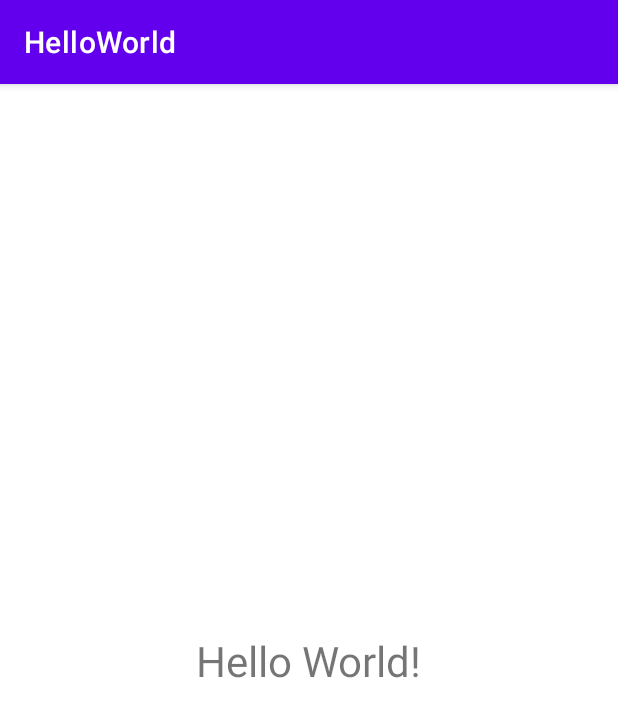
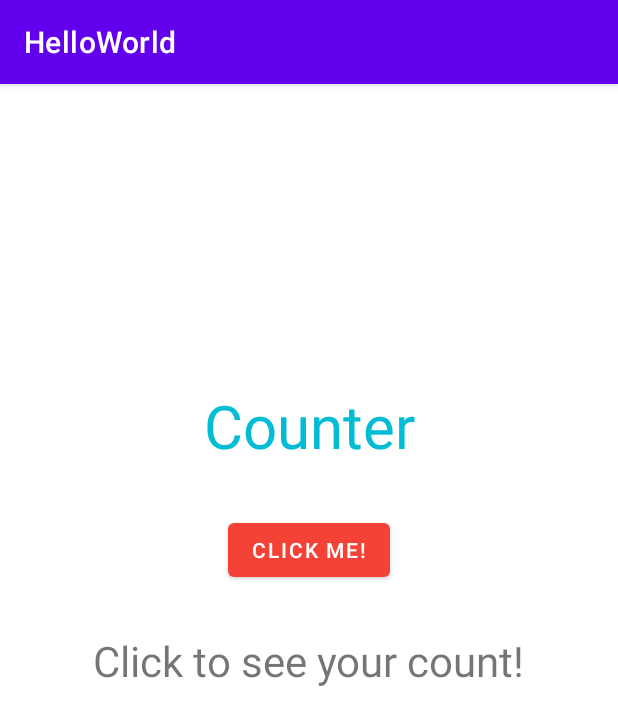
Before and after one commit to Wolfnu/CountingApp, an Android app: the screen it shows after launch (MainActivity), on a phone screen of 412 x 824 dp. Shown: the top 725 px of the screen. Run offline under Robolectric (Android 15) with nearby library versions, the phone set to English and light mode, and no system bars.

Commit message:
A Simple Counting App

```diff
--- a/app/src/main/java/com/example/helloworld/MainActivity.kt
+++ b/app/src/main/java/com/example/helloworld/MainActivity.kt
@@ -3,10 +3,26 @@ package com.example.helloworld //this is the package(collection of code) we made
 //we are importing other packages.
 import androidx.appcompat.app.AppCompatActivity //makes it compatible in different devices.
 import android.os.Bundle //contains the methods to make our app.
+import android.widget.Button // allows us to code the button.
+import android.widget.TextView // allows us to code the text view.
+import android.widget.Toast // this is reference to toast.
 
 class MainActivity : AppCompatActivity() {
     override fun onCreate(savedInstanceState: Bundle?) { //this will be called in the beginning when the screen is created, comes from Bundle import.
         super.onCreate(savedInstanceState)
         setContentView(R.layout.activity_main) // this is where our application displays something. This is what we see on the screen. 'R(res).layout.activity_main', we are displaying the screen stored in res/layout/activity_main.xml
+        //code is inside our on create (this is like the main function that the IDE runs)
+
+        // get reference to button
+        val btn_click_me = findViewById(R.id.button) as Button
+        val myTextView = findViewById(R.id.textView) as TextView
+        var timesClicked = 0
+        // set on-click listener
+        btn_click_me.setOnClickListener {
+            timesClicked++
+            myTextView.text = timesClicked.toString()
+            Toast.makeText(this@MainActivity, "You clicked me.", Toast.LENGTH_SHORT).show()
+        } // executes the code when the button is triggered.
+
     }
 }
--- a/app/src/main/res/layout/activity_main.xml
+++ b/app/src/main/res/layout/activity_main.xml
@@ -8,13 +8,49 @@
     tools:context=".MainActivity">
 
     <TextView
+        android:id="@+id/textView"
         android:layout_width="wrap_content"
         android:layout_height="wrap_content"
-        android:text="Hello World!"
+        android:text="Click to see your count!"
         android:textSize="28sp"
         app:layout_constraintBottom_toBottomOf="parent"
         app:layout_constraintLeft_toLeftOf="parent"
         app:layout_constraintRight_toRightOf="parent"
         app:layout_constraintTop_toTopOf="parent" />
 
-  </androidx.constraintlayout.widget.ConstraintLayout>
+    <Button
+        android:id="@+id/button"
+        android:layout_width="wrap_content"
+        android:layout_height="wrap_content"
+        android:layout_marginStart="151dp"
+        android:layout_marginLeft="151dp"
+        android:layout_marginTop="277dp"
+        android:layout_marginEnd="151dp"
+        android:layout_marginRight="151dp"
+        android:layout_marginBottom="22dp"
+        android:text="Click Me!"
+        app:backgroundTint="#F44336"
+        app:layout_constraintBottom_toTopOf="@+id/textView"
+        app:layout_constraintEnd_toEndOf="parent"
+        app:layout_constraintStart_toStartOf="parent"
+        app:layout_constraintTop_toTopOf="parent" />
+
+    <TextView
+        android:id="@+id/textTitle"
+        android:layout_width="wrap_content"
+        android:layout_height="wrap_content"
+        android:layout_marginStart="135dp"
+        android:layout_marginLeft="135dp"
+        android:layout_marginTop="196dp"
+        android:layout_marginEnd="135dp"
+        android:layout_marginRight="135dp"
+        android:layout_marginBottom="28dp"
+        android:text="Counter"
+        android:textColor="#00BCD4"
+        android:textSize="40sp"
+        app:layout_constraintBottom_toTopOf="@+id/button"
+        app:layout_constraintEnd_toEndOf="parent"
+        app:layout_constraintStart_toStartOf="parent"
+        app:layout_constraintTop_toTopOf="parent" />
+
+</androidx.constraintlayout.widget.ConstraintLayout>
```
